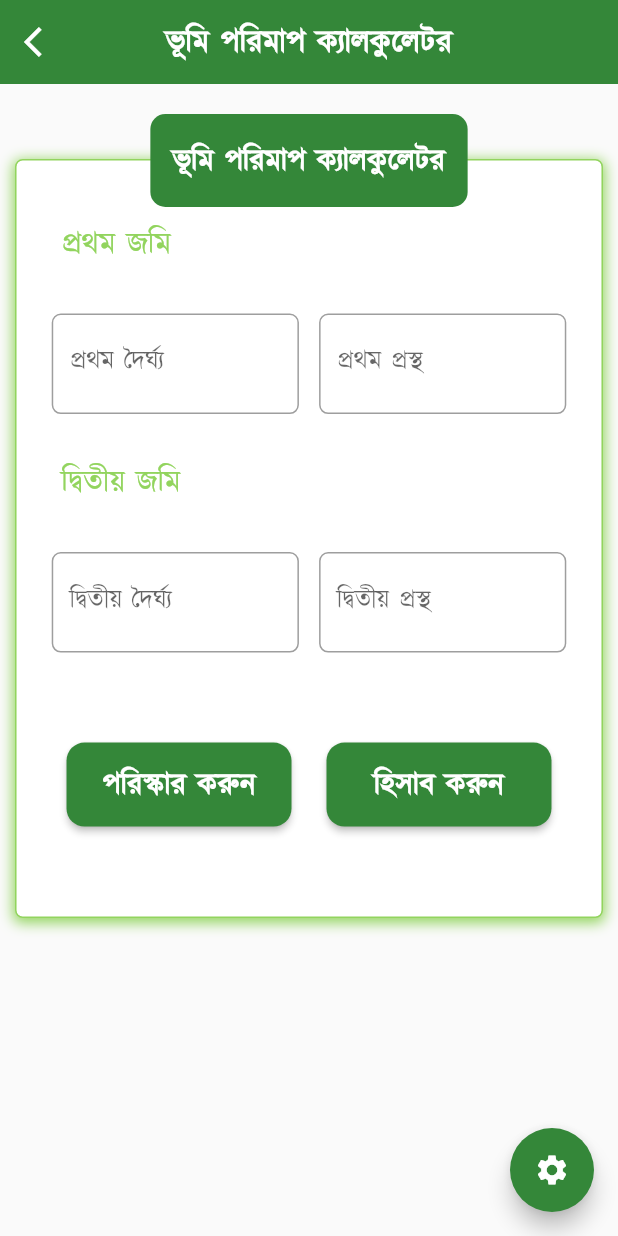
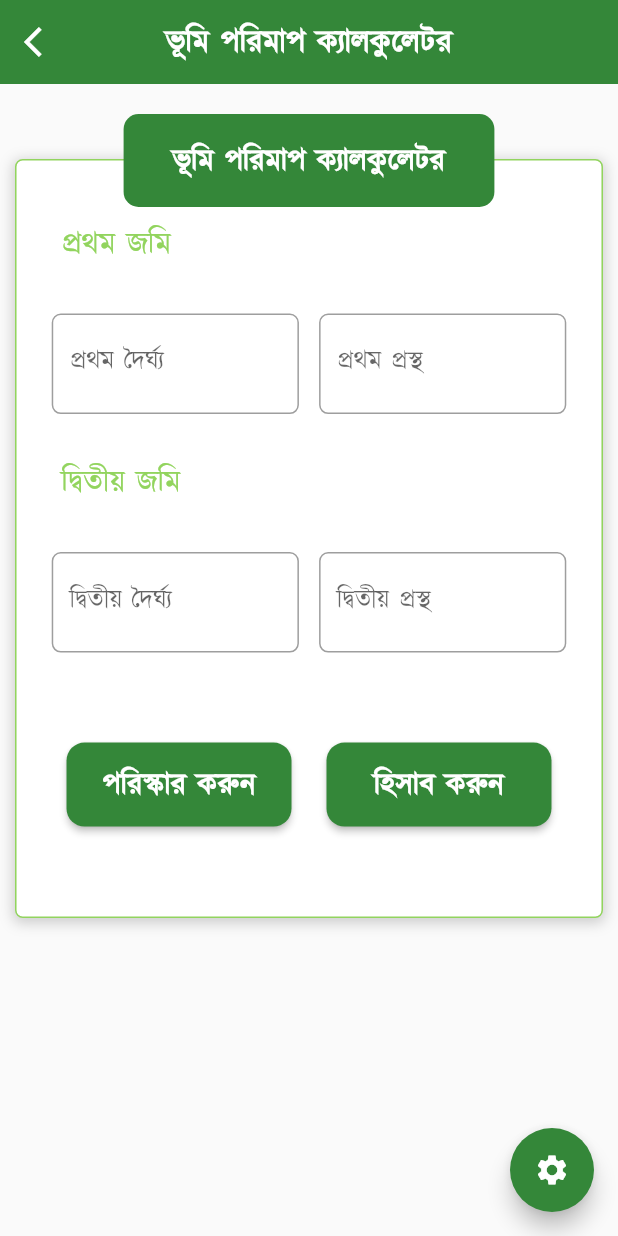
Before and after one commit to Snigdho-MySoftHeaven/my, a Flutter app: the CalculationView screen opened by its route, on a phone screen of 412 x 824 dp. Run offline on Flutter 3.47's test engine with Material 2 defaults, Android fonts, the phone set to English and light mode, and no system bars; our stand-ins replace flutter_easyloading, flutter_html, flutter_screenutil, get, get_storage, open_filex and 3 more; missing offline and left inert: flutter_inappwebview, qr_code_scanner, translator; accounts and stored records are empty.

Commit message:
flutter issu

```diff
--- a/lib/app/custom_widget/customCard.dart
+++ b/lib/app/custom_widget/customCard.dart
@@ -3,13 +3,15 @@ import 'package:flutter_screenutil/flutter_screenutil.dart';
 import 'package:get/get.dart';
 
 class customCardView extends StatelessWidget {
-  final String text;
-  final Function onTap;
   const customCardView({
     required this.text,
     required this.onTap,
     super.key,
   });
+
+  final Function onTap;
+  final String text;
+
   @override
   Widget build(BuildContext context) {
     return InkWell(
--- a/lib/app/data/languageDictionary/banglaLanguage.dart
+++ b/lib/app/data/languageDictionary/banglaLanguage.dart
@@ -60,6 +60,7 @@ final BD = {
   'বিঘা': 'বিঘা',
   'প্রথম জমি': 'প্রথম জমি',
   'দ্বিতীয় জমি': 'দ্বিতীয় জমি',
+  'ফলাফল': 'ফলাফল',
   ///////////////Language//////////////////////
   'English': 'ইংলিশ',
   'Bangla': 'বাংলা',
--- a/lib/app/data/languageDictionary/englishLanguage.dart
+++ b/lib/app/data/languageDictionary/englishLanguage.dart
@@ -70,6 +70,7 @@ final enUs = {
   'বিঘা': 'bigha',
   'প্রথম জমি': 'First land',
   'দ্বিতীয় জমি': 'Second land',
+  'ফলাফল': 'Result',
   /////////////////Language/////////////////////
   'English': 'English',
   'Bangla': 'Bangla',
--- a/lib/app/modules/calculation/views/calculation_view.dart
+++ b/lib/app/modules/calculation/views/calculation_view.dart
@@ -5,6 +5,7 @@ import 'package:get/get.dart';
 
 import '../../../Utils/formater.dart';
 import '../../../Utils/helper_functions.dart';
+import '../../../Utils/pdfGenerator.dart';
 import '../../../custom_widget/floatingButton.dart';
 import '../controllers/calculation_controller.dart';
 
@@ -48,7 +49,7 @@ class CalculationView extends GetView<CalculationController> {
                         borderRadius: BorderRadius.circular(5.r),
                         boxShadow: [
                           BoxShadow(
-                            color: Color(0xff92D45E),
+                            color: Colors.grey.withOpacity(0.5),
                             spreadRadius: 1,
                             blurRadius: 7,
                             offset: Offset(0, 2), // changes position of shadow
@@ -81,15 +82,28 @@ class CalculationView extends GetView<CalculationController> {
                               children: [
                                 TextFormField(
                                   controller: controller.height1.value,
-                                  onChanged: (value) {
-                                    controller.height1.value.text =
-                                        translate(value);
-                                  },
                                   inputFormatters: [
-                                    bn.value
-                                        ? BanglaDigitInputFormatter()
-                                        : FilteringTextInputFormatter
-                                            .digitsOnly,
+                                    FilteringTextInputFormatter.digitsOnly,
+                                    LengthLimitingTextInputFormatter(9),
+                                    TextInputFormatter.withFunction(
+                                        (oldValue, newValue) {
+                                      String convertedText =
+                                          convertToBengaliNumerals(
+                                              newValue.text);
+                                      print(convertedText.length);
+                                      return TextEditingValue(
+                                        text: convertedText,
+                                        selection: TextSelection.fromPosition(
+                                          TextPosition(
+                                              offset: convertedText.isNotEmpty
+                                                  ? newValue.text
+                                                          .split('')
+                                                          .length +
+                                                      1
+                                                  : 0),
+                                        ),
+                                      );
+                                    }),
                                   ],
                                   decoration: InputDecoration(
                                     constraints: BoxConstraints(
@@ -270,6 +284,7 @@ class CalculationView extends GetView<CalculationController> {
                     Positioned(
                         top: 0,
                         child: Container(
+                          width: Get.width * 0.6,
                           padding: EdgeInsets.all(15),
                           decoration: BoxDecoration(
                               color: Color(0xff348739),
@@ -286,38 +301,41 @@ class CalculationView extends GetView<CalculationController> {
                         )),
                   ],
                 ),
-                Padding(
-                  padding: const EdgeInsets.only(top: 50),
-                  child: Obx(() {
+                SizedBox(
+                  height: 20,
+                ),
+                Obx(() {
                   if (controller.area.value != 0.0) {
-                      return Card(
-                        elevation: 10,
-                        margin: EdgeInsets.all(15),
-                        child: Container(
+                    return Stack(
                       alignment: Alignment.center,
-                          width: Get.width - 20,
-                          padding: const EdgeInsets.symmetric(vertical: 20),
-                          child: Padding(
-                            padding: const EdgeInsets.symmetric(horizontal: 20),
-                            child: Column(
                       children: [
-                                Row(
-                                  mainAxisAlignment: MainAxisAlignment.center,
-                                  children: [
-                                    Text(
-                                      'মোট পরিমান'.tr,
-                                      style: TextStyle(
-                                          fontSize: 20,
-                                          fontWeight: FontWeight.bold),
+                        Container(
+                          margin: EdgeInsets.only(left: 10, right: 10, top: 30),
+                          padding: const EdgeInsets.only(
+                              top: 20, bottom: 50, left: 10, right: 10),
+                          decoration: BoxDecoration(
+                            border: Border.all(
+                              color: Color(0xff92D45E),
+                              width: 1.sp,
+                            ),
+                            color: Colors.white,
+                            borderRadius: BorderRadius.circular(5.r),
+                            boxShadow: [
+                              BoxShadow(
+                                color: Colors.grey.withOpacity(0.5),
+                                spreadRadius: 1,
+                                blurRadius: 7,
+                                offset:
+                                    Offset(0, 2), // changes position of shadow
                               ),
                             ],
                           ),
-                                Divider(
-                                  thickness: 1,
-                                  color: Colors.black,
-                                ),
+                          child: Padding(
+                            padding: const EdgeInsets.only(left: 20, right: 20),
+                            child: Column(
+                              children: [
                                 SizedBox(
-                                  height: 10,
+                                  height: 50,
                                 ),
                                 Row(
                                   children: [
@@ -331,7 +349,7 @@ class CalculationView extends GetView<CalculationController> {
                                       ),
                                     ),
                                     Text(
-                                      ' :   ${translate(controller.area.value)} ${'বর্গ ফুট'.tr}',
+                                      '    ${translate(controller.area.value)} ${'বর্গ ফুট'.tr}',
                                       style: TextStyle(
                                           fontSize: 18,
                                           fontWeight: FontWeight.bold),
@@ -350,7 +368,7 @@ class CalculationView extends GetView<CalculationController> {
                                       ),
                                     ),
                                     Text(
-                                      ' :   ${translate(controller.areapersent.value)} ${'শতাংশ'.tr}',
+                                      '    ${translate(controller.areapersent.value)} ${'শতাংশ'.tr}',
                                       style: TextStyle(
                                           fontSize: 18,
                                           fontWeight: FontWeight.bold),
@@ -369,7 +387,7 @@ class CalculationView extends GetView<CalculationController> {
                                       ),
                                     ),
                                     Text(
-                                      ' :   ${translate(controller.areaperkatha.value)} ${'কাঠা'.tr}',
+                                      '    ${translate(controller.areaperkatha.value)} ${'কাঠা'.tr}',
                                       style: TextStyle(
                                           fontSize: 18,
                                           fontWeight: FontWeight.bold),
@@ -388,23 +406,50 @@ class CalculationView extends GetView<CalculationController> {
                                       ),
                                     ),
                                     Text(
-                                      ' :   ${translate(controller.areaperbigha.value)} ${'বিঘা'.tr}',
+                                      '    ${translate(controller.areaperbigha.value)} ${'বিঘা'.tr}',
                                       style: TextStyle(
                                           fontSize: 18,
                                           fontWeight: FontWeight.bold),
                                     ),
                                   ],
                                 ),
+                                Padding(
+                                  padding: const EdgeInsets.only(top: 20),
+                                  child: TextButton(
+                                    child: Text("Generate PDF"),
+                                    onPressed: () {
+                                      generatePDF();
+                                    },
+                                  ),
+                                ),
                               ],
                             ),
                           ),
                         ),
+                        Positioned(
+                            top: 0,
+                            child: Container(
+                              width: Get.width * 0.6,
+                              padding: EdgeInsets.all(15),
+                              decoration: BoxDecoration(
+                                  color: Color(0xff348739),
+                                  borderRadius:
+                                      BorderRadius.all(Radius.circular(10))),
+                              child: Text(
+                                'ফলাফল'.tr,
+                                textAlign: TextAlign.center,
+                                style: TextStyle(
+                                    color: Colors.white,
+                                    fontSize: 20,
+                                    fontWeight: FontWeight.bold),
+                              ),
+                            )),
+                      ],
                     );
                   } else {
                     return Container();
                   }
                 }),
-                ),
               ],
             ),
           ),
```
Also changed, not shown: lib/app/Utils/formater.dart (+43 -4 lines), lib/app/Utils/pdfGenerator.dart (added, +282 -0 lines), lib/app/modules/calculation/controllers/calculation_controller.dart (+33 -34 lines), lib/app/modules/units/views/units_view.dart (+15 -5 lines), pubspec.yaml (+5 -15 lines), pubspec.lock. Lines whose indentation alone changed are shown as unchanged.
